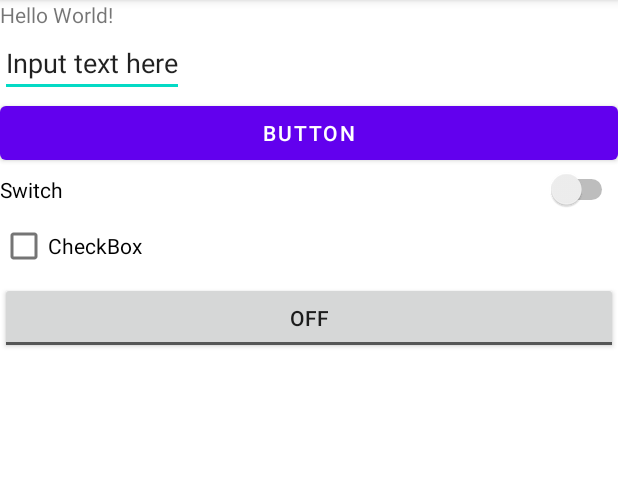
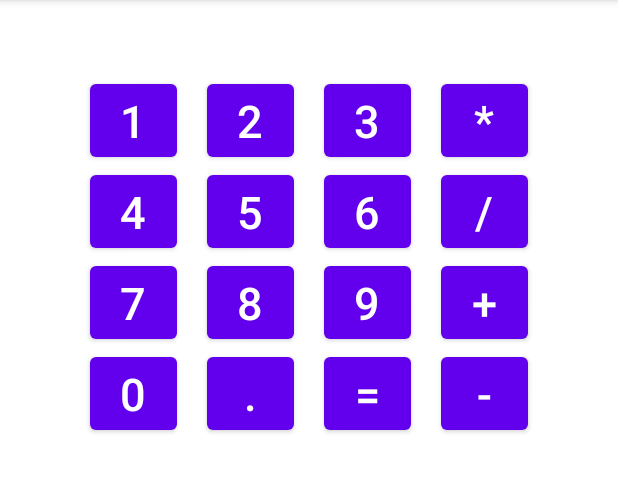
Before and after one commit to Max-91/AndroidBase, an Android app: the screen it shows after launch (MainActivity), on a phone screen of 412 x 824 dp, the part 84-576 px from its top. Run offline under Robolectric (Android 15) with nearby library versions, the phone set to English and light mode, and no system bars.

Commit message:
Homework2

```diff
--- a/app/src/main/res/layout/activity_main.xml
+++ b/app/src/main/res/layout/activity_main.xml
@@ -7,43 +7,10 @@
     android:orientation="vertical"
     tools:context=".MainActivity">
 
-    <TextView
-        android:layout_width="wrap_content"
-        android:layout_height="wrap_content"
-        android:text="Hello World!"
-        app:layout_constraintBottom_toBottomOf="parent"
-        app:layout_constraintLeft_toLeftOf="parent"
-        app:layout_constraintRight_toRightOf="parent"
-        app:layout_constraintTop_toTopOf="parent" />
-
-    <EditText
-        android:layout_width="wrap_content"
-        android:layout_height="wrap_content"
-        android:text="Input text here"
-        />
-
-    <Button
-        android:id="@+id/button"
+    <include
+        layout="@layout/keyboard"
         android:layout_width="match_parent"
-        android:layout_height="wrap_content"
-        android:text="Button" />
-
-    <Switch
-        android:id="@+id/switch1"
-        android:layout_width="match_parent"
-        android:layout_height="wrap_content"
-        android:text="Switch" />
-
-    <CheckBox
-        android:id="@+id/checkBox"
-        android:layout_width="match_parent"
-        android:layout_height="wrap_content"
-        android:text="CheckBox" />
-
-    <ToggleButton
-        android:id="@+id/toggleButton"
-        android:layout_width="match_parent"
-        android:layout_height="wrap_content"
-        android:text="ToggleButton" />
-
+        android:layout_height="match_parent"
+        android:layout_marginTop="50dp"
+        android:layout_marginHorizontal="50dp"/>
 </LinearLayout>
--- /dev/null
+++ b/app/src/main/res/layout/keyboard.xml
@@ -0,0 +1,169 @@
+<?xml version="1.0" encoding="utf-8"?>
+<LinearLayout xmlns:android="http://schemas.android.com/apk/res/android"
+    xmlns:tools="http://schemas.android.com/tools"
+    android:layout_width="match_parent"
+    android:layout_height="match_parent"
+    android:orientation="vertical">
+
+    <LinearLayout
+        android:layout_width="match_parent"
+        android:layout_height="wrap_content"
+        android:orientation="horizontal">
+        <Button
+            android:id="@+id/button1"
+            android:layout_width="wrap_content"
+            android:layout_height="wrap_content"
+            android:layout_weight="1"
+            android:layout_marginHorizontal="@dimen/marginHor"
+            android:text="@string/button1"
+            android:textSize="@dimen/textSize"
+            tools:ignore="ButtonStyle" />
+
+        <Button
+            android:id="@+id/button2"
+            android:layout_width="wrap_content"
+            android:layout_height="wrap_content"
+            android:layout_weight="1"
+            android:layout_marginHorizontal="@dimen/marginHor"
+            android:text="@string/button2"
+            android:textSize="@dimen/textSize" />
+
+        <Button
+            android:id="@+id/button3"
+            android:layout_width="wrap_content"
+            android:layout_height="wrap_content"
+            android:layout_weight="1"
+            android:layout_marginHorizontal="@dimen/marginHor"
+            android:text="@string/button3"
+            android:textSize="@dimen/textSize" />
+
+        <Button
+            android:id="@+id/buttonMul"
+            android:layout_width="wrap_content"
+            android:layout_height="wrap_content"
+            android:layout_weight="1"
+            android:layout_marginHorizontal="@dimen/marginHor"
+            android:text="@string/buttonMultiply"
+            android:textSize="@dimen/textSize" />
+    </LinearLayout>
+    <LinearLayout
+        android:layout_width="match_parent"
+        android:layout_height="wrap_content"
+        android:orientation="horizontal">
+        <Button
+            android:id="@+id/button4"
+            android:layout_width="wrap_content"
+            android:layout_height="wrap_content"
+            android:layout_weight="1"
+            android:layout_marginHorizontal="@dimen/marginHor"
+            android:text="@string/button4"
+            android:textSize="@dimen/textSize" />
+
+        <Button
+            android:id="@+id/button5"
+            android:layout_width="wrap_content"
+            android:layout_height="wrap_content"
+            android:layout_weight="1"
+            android:layout_marginHorizontal="@dimen/marginHor"
+            android:text="@string/button5"
+            android:textSize="@dimen/textSize" />
+
+        <Button
+            android:id="@+id/button6"
+            android:layout_width="wrap_content"
+            android:layout_height="wrap_content"
+            android:layout_weight="1"
+            android:layout_marginHorizontal="@dimen/marginHor"
+            android:text="@string/button6"
+            android:textSize="@dimen/textSize" />
+
+        <Button
+            android:id="@+id/buttonDiv"
+            android:layout_width="wrap_content"
+            android:layout_height="wrap_content"
+            android:layout_weight="1"
+            android:layout_marginHorizontal="@dimen/marginHor"
+            android:text="@string/buttonDiv"
+            android:textSize="@dimen/textSize" />
+    </LinearLayout>
+    <LinearLayout
+        android:layout_width="match_parent"
+        android:layout_height="wrap_content"
+        android:orientation="horizontal">
+        <Button
+            android:id="@+id/button7"
+            android:layout_width="wrap_content"
+            android:layout_height="wrap_content"
+            android:layout_weight="1"
+            android:layout_marginHorizontal="@dimen/marginHor"
+            android:text="@string/button7"
+            android:textSize="@dimen/textSize" />
+
+        <Button
+            android:id="@+id/button8"
+            android:layout_width="wrap_content"
+            android:layout_height="wrap_content"
+            android:layout_weight="1"
+            android:layout_marginHorizontal="@dimen/marginHor"
+            android:text="@string/button8"
+            android:textSize="@dimen/textSize" />
+
+        <Button
+            android:id="@+id/button9"
+            android:layout_width="wrap_content"
+            android:layout_height="wrap_content"
+            android:layout_weight="1"
+            android:layout_marginHorizontal="@dimen/marginHor"
+            android:text="@string/button9"
+            android:textSize="@dimen/textSize" />
+
+        <Button
+            android:id="@+id/buttonSum"
+            android:layout_width="wrap_content"
+            android:layout_height="wrap_content"
+            android:layout_weight="1"
+            android:layout_marginHorizontal="@dimen/marginHor"
+            android:text="@string/buttonSum"
+            android:textSize="@dimen/textSize" />
+    </LinearLayout>
+    <LinearLayout
+        android:layout_width="match_parent"
+        android:layout_height="wrap_content"
+        android:orientation="horizontal">
+        <Button
+            android:id="@+id/button0"
+            android:layout_width="wrap_content"
+            android:layout_height="wrap_content"
+            android:layout_weight="1"
+            android:layout_marginHorizontal="@dimen/marginHor"
+            android:text="@string/button0"
+            android:textSize="@dimen/textSize" />
+
+        <Button
+            android:id="@+id/buttonPt"
+            android:layout_width="wrap_content"
+            android:layout_height="wrap_content"
+            android:layout_weight="1"
+            android:layout_marginHorizontal="@dimen/marginHor"
+            android:text="@string/buttonPt"
+            android:textSize="@dimen/textSize" />
+
+        <Button
+            android:id="@+id/buttonRes"
+            android:layout_width="wrap_content"
+            android:layout_height="wrap_content"
+            android:layout_weight="1"
+            android:layout_marginHorizontal="@dimen/marginHor"
+            android:text="@string/buttonRes"
+            android:textSize="@dimen/textSize" />
+
+        <Button
+            android:id="@+id/buttonMinus"
+            android:layout_width="wrap_content"
+            android:layout_height="wrap_content"
+            android:layout_weight="1"
+            android:layout_marginHorizontal="@dimen/marginHor"
+            android:text="@string/buttonMinus"
+            android:textSize="@dimen/textSize" />
+    </LinearLayout>
+</LinearLayout>
--- /dev/null
+++ b/app/src/main/res/values/dimens.xml
@@ -0,0 +1,5 @@
+<?xml version="1.0" encoding="utf-8"?>
+<resources>
+    <dimen name="marginHor">10dp</dimen>
+    <dimen name="textSize">30sp</dimen>
+</resources>
--- a/app/src/main/res/values/strings.xml
+++ b/app/src/main/res/values/strings.xml
@@ -1,3 +1,20 @@
 <resources>
     <string name="app_name">HomeWork</string>
+    <string name="button1">1</string>
+    <string name="button2">2</string>
+    <string name="button3">3</string>
+    <string name="button4">4</string>
+    <string name="button5">5</string>
+    <string name="button6">6</string>
+    <string name="button7">7</string>
+    <string name="button8">8</string>
+    <string name="button9">9</string>
+    <string name="button0">0</string>
+    <string name="buttonPt">.</string>
+    <string name="buttonRes">=</string>
+    <string name="buttonDiv">/</string>
+    <string name="buttonMultiply">*</string>
+    <string name="buttonSum">+</string>
+    <string name="buttonMinus">-</string>
+
 </resources>
```
